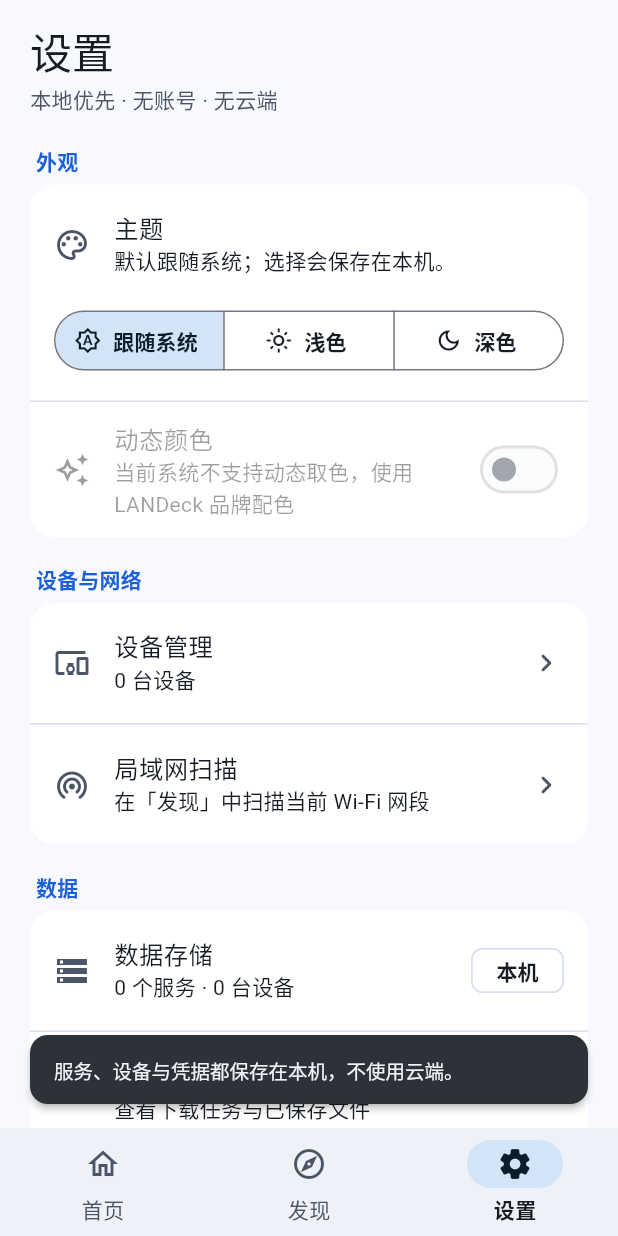
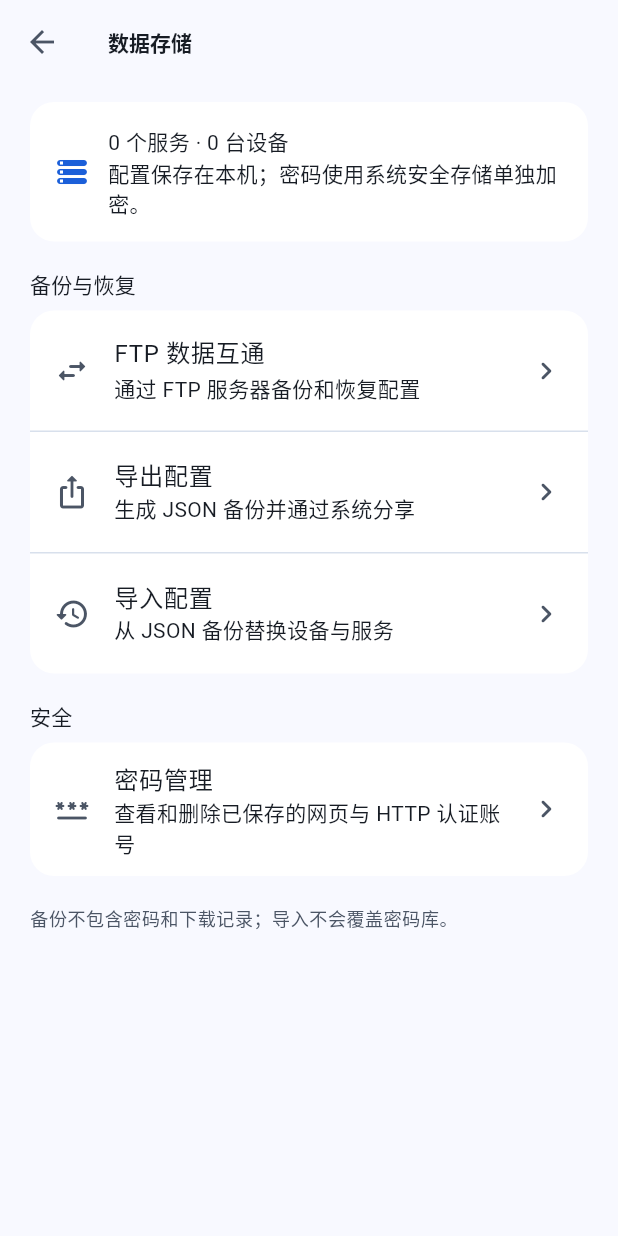
Before and after one commit to Melieahs/LANDeck, a Flutter app: the screen it shows after launch, item 3 of the bottom bar chosen, after a tap on "数据存储", on a phone screen of 412 x 824 dp. Run offline on Flutter 3.47's test engine with Material 3 defaults, Android fonts, the phone set to English and light mode, and no system bars; drawn by our look-alikes of dynamic_color; our stand-ins replace cupertino_ui, file_picker, flutter_secure_storage, material_ui, multicast_dns, permission_handler and 4 more; missing offline and left inert: ftpconnect, network_info_plus, webview_flutter_android.

Commit message:
feat(settings): streamline home stats and add storage hub

```diff
--- a/lib/pages/home/widgets/home_header.dart
+++ b/lib/pages/home/widgets/home_header.dart
@@ -7,11 +7,15 @@ class HomeHeader extends StatelessWidget {
     required this.serviceCount,
     required this.deviceCount,
     required this.onlineCount,
+    required this.onOpenServices,
+    required this.onOpenDevices,
   });
 
   final int serviceCount;
   final int deviceCount;
   final int onlineCount;
+  final VoidCallback onOpenServices;
+  final VoidCallback onOpenDevices;
 
   @override
   Widget build(BuildContext context) {
@@ -27,11 +31,6 @@ class HomeHeader extends StatelessWidget {
             color: scheme.onSurface,
           ),
         ),
-        const SizedBox(height: 4),
-        Text(
-          '本地优先，不经过云端',
-          style: text.bodySmall?.copyWith(color: scheme.onSurfaceVariant),
-        ),
         const SizedBox(height: 14),
         Card(
           color: scheme.surfaceContainer,
@@ -41,17 +40,21 @@ class HomeHeader extends StatelessWidget {
               children: <Widget>[
                 Expanded(
                   child: _Stat(
+                    key: const ValueKey<String>('home-stat-services'),
                     value: '$serviceCount',
                     label: '服务',
                     icon: Icons.dns_outlined,
+                    onTap: onOpenServices,
                   ),
                 ),
                 _Divider(color: scheme.outlineVariant),
                 Expanded(
                   child: _Stat(
+                    key: const ValueKey<String>('home-stat-devices'),
                     value: '$deviceCount',
                     label: '设备',
                     icon: Icons.devices_other_outlined,
+                    onTap: onOpenDevices,
                   ),
                 ),
                 _Divider(color: scheme.outlineVariant),
@@ -74,22 +77,25 @@ class HomeHeader extends StatelessWidget {
 
 class _Stat extends StatelessWidget {
   const _Stat({
+    super.key,
     required this.value,
     required this.label,
     required this.icon,
     this.highlight = false,
+    this.onTap,
   });
 
   final String value;
   final String label;
   final IconData icon;
   final bool highlight;
+  final VoidCallback? onTap;
 
   @override
   Widget build(BuildContext context) {
     final ColorScheme scheme = Theme.of(context).colorScheme;
     final TextTheme text = Theme.of(context).textTheme;
-    return Row(
+    final Widget content = Row(
       mainAxisAlignment: MainAxisAlignment.center,
       children: <Widget>[
         Icon(
@@ -117,6 +123,17 @@ class _Stat extends StatelessWidget {
         ),
       ],
     );
+    if (onTap == null) {
+      return content;
+    }
+    return InkWell(
+      onTap: onTap,
+      borderRadius: BorderRadius.circular(12),
+      child: Padding(
+        padding: const EdgeInsets.symmetric(vertical: 4),
+        child: content,
+      ),
+    );
   }
 }
 
--- a/lib/pages/settings/settings_page.dart
+++ b/lib/pages/settings/settings_page.dart
@@ -8,7 +8,7 @@ import '../../core/utils/feedback.dart';
 import '../../repositories/service_repository.dart';
 import '../devices/devices_page.dart';
 import '../downloads/downloads_page.dart';
-import 'ftp_backup_page.dart';
+import 'storage_page.dart';
 
 class SettingsPage extends StatelessWidget {
   const SettingsPage({super.key, required this.onOpenDiscover});
@@ -30,12 +30,6 @@ class SettingsPage extends StatelessWidget {
             padding: const EdgeInsets.fromLTRB(20, 16, 20, 32),
             children: <Widget>[
               Text('设置', style: Theme.of(context).textTheme.headlineMedium),
-              const SizedBox(height: 4),
-              Text(
-                '本地优先 · 无账号 · 无云端',
-                style: Theme.of(context).textTheme.bodyMedium
-                    ?.copyWith(color: scheme.onSurfaceVariant),
-              ),
               const SizedBox(height: 20),
               const _SectionLabel('外观'),
               Card.outlined(
@@ -56,18 +50,15 @@ class SettingsPage extends StatelessWidget {
                           segments: const <ButtonSegment<ThemeMode>>[
                             ButtonSegment<ThemeMode>(
                               value: ThemeMode.system,
-                              label: Text('跟随系统'),
-                              icon: Icon(Icons.brightness_auto_outlined),
+                              label: Text('系统'),
                             ),
                             ButtonSegment<ThemeMode>(
                               value: ThemeMode.light,
                               label: Text('浅色'),
-                              icon: Icon(Icons.light_mode_outlined),
                             ),
                             ButtonSegment<ThemeMode>(
                               value: ThemeMode.dark,
                               label: Text('深色'),
-                              icon: Icon(Icons.dark_mode_outlined),
                             ),
                           ],
                           selected: <ThemeMode>{themeController.mode},
@@ -152,12 +143,13 @@ class SettingsPage extends StatelessWidget {
                         '${repository.services.length} 个服务 · '
                         '${repository.devices.length} 台设备',
                       ),
-                      trailing: const Chip(
-                        label: Text('本机'),
-                        visualDensity: VisualDensity.compact,
+                      trailing: const Icon(Icons.chevron_right_rounded),
+                      onTap: () => Navigator.of(context).push<void>(
+                        MaterialPageRoute<void>(
+                          builder: (BuildContext context) =>
+                              const StoragePage(),
+                        ),
                       ),
-                      onTap: () =>
-                          showAppSnackBar(context, '服务、设备与凭据都保存在本机，不使用云端。'),
                     ),
                     const Divider(height: 1),
                     ListTile(
@@ -173,19 +165,6 @@ class SettingsPage extends StatelessWidget {
                         MaterialPageRoute<void>(
                           builder: (BuildContext context) =>
                               const DownloadsPage(),
-                        ),
-                      ),
-                    ),
-                    const Divider(height: 1),
-                    ListTile(
-                      leading: const Icon(Icons.swap_horiz_rounded),
-                      title: const Text('FTP 数据互通'),
-                      subtitle: const Text('设备与服务配置的备份与恢复'),
-                      trailing: const Icon(Icons.chevron_right_rounded),
-                      onTap: () => Navigator.of(context).push<void>(
-                        MaterialPageRoute<void>(
-                          builder: (BuildContext context) =>
-                              const FtpBackupPage(),
                         ),
                       ),
                     ),
@@ -207,12 +186,12 @@ class SettingsPage extends StatelessWidget {
                 child: ListTile(
                   leading: const Icon(Icons.info_outline_rounded),
                   title: const Text('LANDeck'),
-                  subtitle: const Text('v0.8.3 · 自动填充 · 本地优先'),
+                  subtitle: const Text('v0.8.4 · 自动填充 · 本地优先'),
                   trailing: const Icon(Icons.chevron_right_rounded),
                   onTap: () => showAboutDialog(
                     context: context,
                     applicationName: 'LANDeck',
-                    applicationVersion: '0.8.3',
+                    applicationVersion: '0.8.4',
                     applicationLegalese: 'Local-first. No account. No cloud.',
                     children: const <Widget>[
                       SizedBox(height: 12),
--- /dev/null
+++ b/lib/pages/settings/storage_page.dart
@@ -0,0 +1,254 @@
+import 'dart:convert';
+import 'dart:io';
+
+import 'package:file_picker/file_picker.dart';
+import 'package:material_ui/material_ui.dart';
+import 'package:path_provider/path_provider.dart';
+import 'package:share_plus/share_plus.dart';
+
+import '../../core/app_scope.dart';
+import '../../core/theme/app_spacing.dart';
+import '../../core/utils/feedback.dart';
+import '../../repositories/service_repository.dart';
+import 'credential_manager_page.dart';
+import 'ftp_backup_page.dart';
+
+class StoragePage extends StatefulWidget {
+  const StoragePage({super.key});
+
+  @override
+  State<StoragePage> createState() => _StoragePageState();
+}
+
+class _StoragePageState extends State<StoragePage> {
+  bool _busy = false;
+
+  Future<void> _export() async {
+    if (_busy) {
+      return;
+    }
+    setState(() => _busy = true);
+    try {
+      final LanDeckRepository repository = AppScope.of(context);
+      final String json = const JsonEncoder.withIndent('  ')
+          .convert(repository.exportBackup());
+      final Directory dir = await getTemporaryDirectory();
+      final String stamp = DateTime.now()
+          .toIso8601String()
+          .replaceAll(':', '')
+          .replaceAll('.', '')
+          .replaceAll('T', '-');
+      final File file = File('${dir.path}/LANDeck-backup-$stamp.json');
+      await file.writeAsString(json, flush: true);
+      if (!mounted) {
+        return;
+      }
+      await SharePlus.instance.share(
+        ShareParams(
+          title: 'LANDeck 配置备份',
+          text: '设备与服务配置备份（不含密码和下载记录）',
+          files: <XFile>[XFile(file.path, mimeType: 'application/json')],
+        ),
+      );
+      if (mounted) {
+        showAppSnackBar(context, '备份已生成：${file.path.split('/').last}');
+      }
+    } on Object catch (error) {
+      if (mounted) {
+        showAppSnackBar(context, '导出失败：$error');
+      }
+    } finally {
+      if (mounted) {
+        setState(() => _busy = false);
+      }
+    }
+  }
+
+  Future<void> _import() async {
+    if (_busy) {
+      return;
+    }
+    final LanDeckRepository repository = AppScope.of(context);
+    final PlatformFile? picked;
+    try {
+      picked = await FilePicker.pickFile(
+        dialogTitle: '选择 LANDeck 备份',
+        type: FileType.custom,
+        allowedExtensions: <String>['json'],
+      );
+    } on Object catch (error) {
+      if (mounted) {
+        showAppSnackBar(context, '无法打开文件选择器：$error');
+      }
+      return;
+    }
+    if (picked == null || !mounted) {
+      return;
+    }
+    final bool? confirmed = await showDialog<bool>(
+      context: context,
+      builder: (BuildContext context) => AlertDialog(
+        icon: const Icon(Icons.restore_rounded),
+        title: const Text('导入配置？'),
+        content: const Text('导入会替换当前的设备和全部服务。下载记录、已保存的密码和 FTP 设置不会被导入或删除。'),
+        actions: <Widget>[
+          TextButton(
+            onPressed: () => Navigator.of(context).pop(false),
+            child: const Text('取消'),
+          ),
+          FilledButton(
+            onPressed: () => Navigator.of(context).pop(true),
+            child: const Text('替换并导入'),
+          ),
+        ],
+      ),
+    );
+    if (confirmed != true || !mounted) {
+      return;
+    }
+    setState(() => _busy = true);
+    try {
+      final String content = utf8.decode(await picked.readAsBytes());
+      final Object? decoded = jsonDecode(content);
+      if (decoded is! Map) {
+        throw const FormatException('备份内容不是 JSON 对象');
+      }
+      final BackupImportResult result = await repository.importBackup(
+        Map<String, Object?>.from(decoded),
+      );
+      if (!mounted) {
+        return;
+      }
+      showAppSnackBar(
+        context,
+        '已导入 ${result.devices} 台设备、${result.services} 个服务',
+      );
+    } on Object catch (error) {
+      if (mounted) {
+        showAppSnackBar(context, '导入失败：$error');
+      }
+    } finally {
+      if (mounted) {
+        setState(() => _busy = false);
+      }
+    }
+  }
+
+  @override
+  Widget build(BuildContext context) {
+    final LanDeckRepository repository = AppScope.of(context);
+    final ColorScheme scheme = Theme.of(context).colorScheme;
+    final TextTheme text = Theme.of(context).textTheme;
+    return Scaffold(
+      appBar: AppBar(title: const Text('数据存储')),
+      body: SafeArea(
+        top: false,
+        child: Align(
+          alignment: Alignment.topCenter,
+          child: ConstrainedBox(
+            constraints: const BoxConstraints(maxWidth: kMaxAppWidth),
+            child: ListView(
+              padding: const EdgeInsets.fromLTRB(20, 12, 20, 32),
+              children: <Widget>[
+                Card.filled(
+                  child: Padding(
+                    padding: const EdgeInsets.all(16),
+                    child: Row(
+                      children: <Widget>[
+                        Icon(Icons.storage_rounded, color: scheme.primary),
+                        const SizedBox(width: 12),
+                        Expanded(
+                          child: Text(
+                            '${repository.services.length} 个服务 · '
+                            '${repository.devices.length} 台设备\n'
+                            '配置保存在本机；密码使用系统安全存储单独加密。',
+                            style: text.bodyMedium,
+                          ),
+                        ),
+                      ],
+                    ),
+                  ),
+                ),
+                const SizedBox(height: 18),
+                Text('备份与恢复', style: text.titleSmall),
+                const SizedBox(height: 8),
+                Card.outlined(
+                  clipBehavior: Clip.antiAlias,
+                  child: Column(
+                    children: <Widget>[
+                      ListTile(
+                        key: const ValueKey<String>('storage-ftp'),
+                        leading: const Icon(Icons.swap_horiz_rounded),
+                        title: const Text('FTP 数据互通'),
+                        subtitle: const Text('通过 FTP 服务器备份和恢复配置'),
+                        trailing: const Icon(Icons.chevron_right_rounded),
+                        onTap: () => Navigator.of(context).push<void>(
+                          MaterialPageRoute<void>(
+                            builder: (BuildContext context) =>
+                                const FtpBackupPage(),
+                          ),
+                        ),
+                      ),
+                      const Divider(height: 1),
+                      ListTile(
+                        key: const ValueKey<String>('storage-export'),
+                        leading: const Icon(Icons.ios_share_rounded),
+                        title: const Text('导出配置'),
+                        subtitle: const Text('生成 JSON 备份并通过系统分享'),
+                        trailing: _busy
+                            ? const SizedBox(
+                                width: 20,
+                                height: 20,
+                                child: CircularProgressIndicator(
+                                  strokeWidth: 2,
+                                ),
+                              )
+                            : const Icon(Icons.chevron_right_rounded),
+                        onTap: _busy ? null : _export,
+                      ),
+                      const Divider(height: 1),
+                      ListTile(
+                        key: const ValueKey<String>('storage-import'),
+                        leading: const Icon(Icons.restore_rounded),
+                        title: const Text('导入配置'),
+                        subtitle: const Text('从 JSON 备份替换设备与服务'),
+                        trailing: const Icon(Icons.chevron_right_rounded),
+                        onTap: _busy ? null : _import,
+                      ),
+                    ],
+                  ),
+                ),
+                const SizedBox(height: 18),
+                Text('安全', style: text.titleSmall),
+                const SizedBox(height: 8),
+                Card.outlined(
+                  clipBehavior: Clip.antiAlias,
+                  child: ListTile(
+                    key: const ValueKey<String>('storage-passwords'),
+                    leading: const Icon(Icons.password_rounded),
+                    title: const Text('密码管理'),
+                    subtitle: const Text('查看和删除已保存的网页与 HTTP 认证账号'),
+                    trailing: const Icon(Icons.chevron_right_rounded),
+                    onTap: () => Navigator.of(context).push<void>(
+                      MaterialPageRoute<void>(
+                        builder: (BuildContext context) =>
+                            const CredentialManagerPage(),
+                      ),
+                    ),
+                  ),
+                ),
+                const SizedBox(height: 20),
+                Text(
+                  '备份不包含密码和下载记录；导入不会覆盖密码库。',
+                  style: text.bodySmall?.copyWith(
+                    color: scheme.onSurfaceVariant,
+                  ),
+                ),
+              ],
+            ),
+          ),
+        ),
+      ),
+    );
+  }
+}
--- a/pubspec.yaml
+++ b/pubspec.yaml
@@ -16,7 +16,7 @@ publish_to: 'none' # Remove this line if you wish to publish to pub.dev
 # https://developer.apple.com/library/archive/documentation/General/Reference/InfoPlistKeyReference/Articles/CoreFoundationKeys.html
 # In Windows, build-name is used as the major, minor, and patch parts
 # of the product and file versions while build-number is used as the build suffix.
-version: 0.8.3+20
+version: 0.8.4+21
 
 environment:
   sdk: ^3.14.0
@@ -50,6 +50,8 @@ dependencies:
   dynamic_color: ^2.1.0
   webview_flutter_android: ^4.14.1
   ftpconnect: ^3.0.0
+  share_plus: ^13.3.1
+  file_picker: ^13.4.0
 
 dev_dependencies:
   flutter_test:
```
Also changed, not shown: lib/pages/home/home_page.dart (+11 -0 lines), lib/pages/services/services_page.dart (added, +103 -0 lines), lib/pages/settings/credential_manager_page.dart (added, +177 -0 lines), pubspec.lock, 2 other files.
